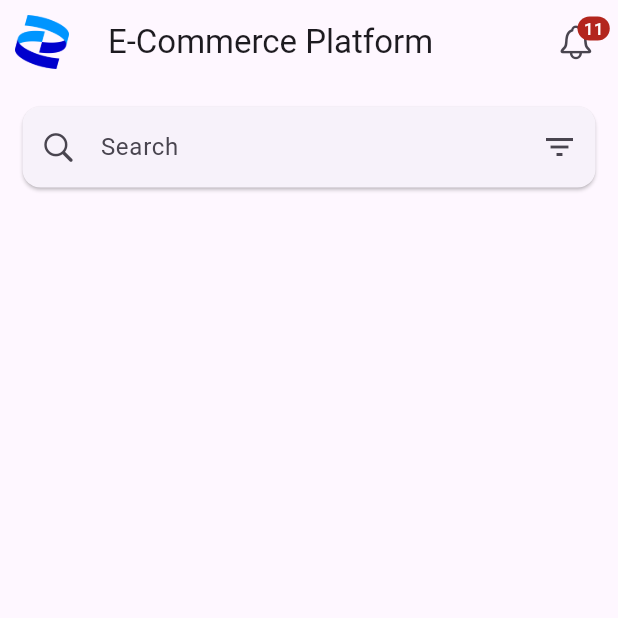
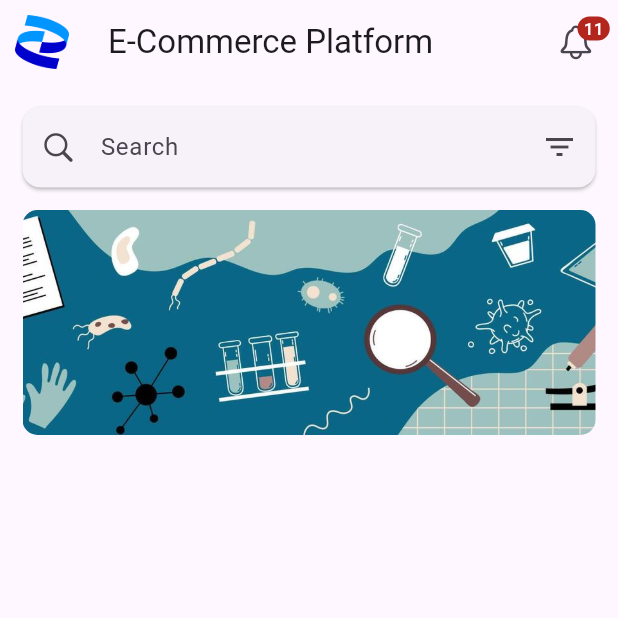
Before and after one commit to alnoman997/E-Commerce_App_UI_-Flutter-, a Flutter app: the screen it shows after launch, on a phone screen of 412 x 824 dp, the top half of it. Run offline on Flutter 3.47's test engine with Material 3 defaults, Android fonts, the phone set to English and light mode, and no system bars.

Commit message:
e commerce app ui

```diff
--- a/lib/screens/home/home_screen.dart
+++ b/lib/screens/home/home_screen.dart
@@ -59,6 +59,42 @@ class _HomeScreenState extends State<HomeScreen> {
             ),
           ),
 
+          // Banners.
+          SizedBox(
+            height: 150,
+            child: PageView(
+              children: [
+
+                Container(
+                  height: 150,
+                  margin: EdgeInsets.symmetric(horizontal: 15),
+                  decoration: BoxDecoration(
+                      borderRadius: BorderRadius.circular(10),
+                      image: DecorationImage(
+                          fit: BoxFit.cover,
+                          image: AssetImage('assets/images/banner0.jpg')
+                      )
+                  ),
+                ),
+
+
+                Container(
+                  height: 150,
+                  margin: EdgeInsets.symmetric(horizontal: 15),
+                  decoration: BoxDecoration(
+                      borderRadius: BorderRadius.circular(10),
+                      image: DecorationImage(
+                          fit: BoxFit.cover,
+                          image: AssetImage('assets/images/banner1.jpg')
+                      )
+                  ),
+                )
+
+
+              ],
+            ),
+          ),
+
 
         ],
       ),
```
